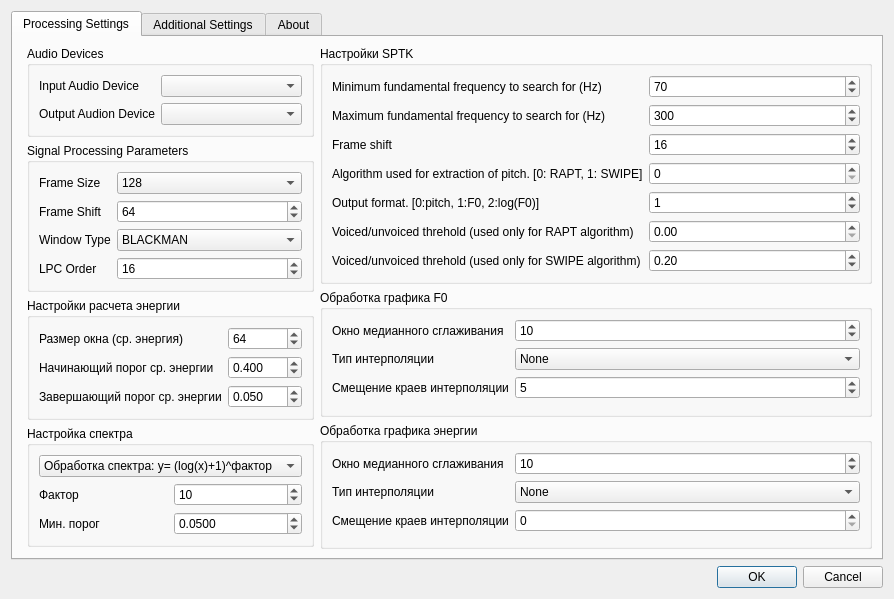
Before: the Qt Designer form settingsdialog.ui in zhitko/inton-trainer, drawn with Qt 5.
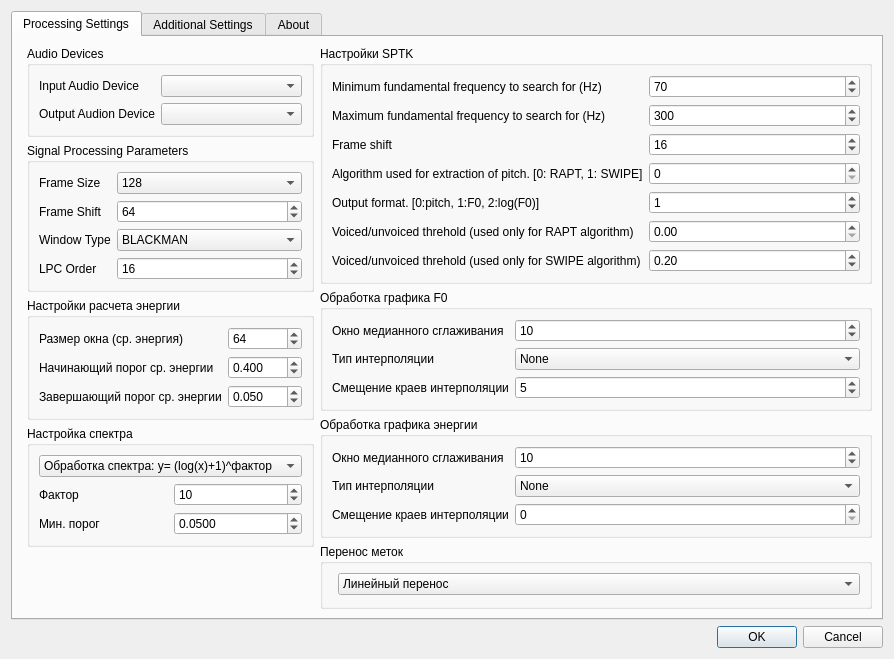
After: the same form once the commit is applied. Icons and pictures are not drawn.

The edit to the form file:
```diff
--- a/settingsdialog.ui
+++ b/settingsdialog.ui
@@ -7,7 +7,7 @@
     <x>0</x>
     <y>0</y>
     <width>806</width>
-    <height>538</height>
+    <height>550</height>
    </rect>
   </property>
   <property name="windowTitle">
@@ -687,6 +687,29 @@
            </layout>
           </widget>
          </item>
+         <item>
+          <widget class="QGroupBox" name="groupBox_8">
+           <property name="title">
+            <string>Перенос меток</string>
+           </property>
+           <layout class="QFormLayout" name="formLayout_8">
+            <item row="0" column="1">
+             <widget class="QComboBox" name="moveTypeBox">
+              <item>
+               <property name="text">
+                <string>Линейный перенос</string>
+               </property>
+              </item>
+              <item>
+               <property name="text">
+                <string>ДП</string>
+               </property>
+              </item>
+             </widget>
+            </item>
+           </layout>
+          </widget>
+         </item>
         </layout>
        </item>
       </layout>
```
